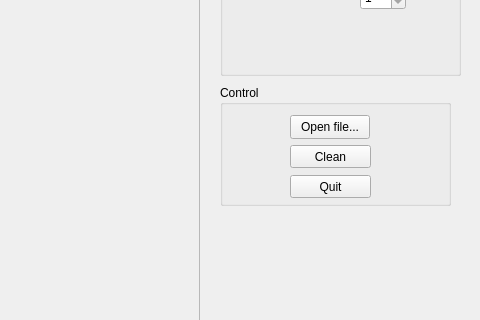
First picture: the form in mywindow.ui, repository jasienieckih/lgim8, before the edit; both pictures show x 610 to 1090 and y 245 to 565 of the 1090 by 682 pixel window.
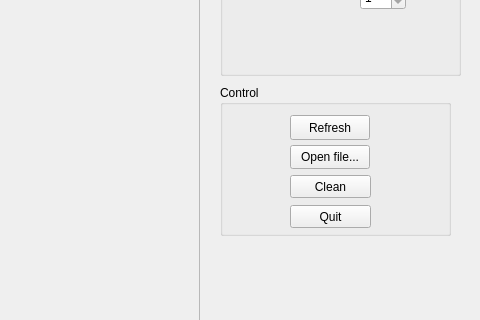
Second picture: the form after the edit.

Commit message: Add a refresh button

Patch:
```diff
--- a/mywindow.ui
+++ b/mywindow.ui
@@ -36,7 +36,7 @@
       <x>830</x>
       <y>330</y>
       <width>231</width>
-      <height>121</height>
+      <height>151</height>
      </rect>
     </property>
     <property name="title">
@@ -59,7 +59,7 @@
      <property name="geometry">
       <rect>
        <x>70</x>
-       <y>60</y>
+       <y>90</y>
        <width>81</width>
        <height>23</height>
       </rect>
@@ -72,7 +72,7 @@
      <property name="geometry">
       <rect>
        <x>70</x>
-       <y>90</y>
+       <y>120</y>
        <width>81</width>
        <height>23</height>
       </rect>
@@ -98,7 +98,7 @@
      <property name="geometry">
       <rect>
        <x>70</x>
-       <y>30</y>
+       <y>60</y>
        <width>80</width>
        <height>24</height>
       </rect>
@@ -107,6 +107,22 @@
       <string>Open file...</string>
      </property>
     </widget>
+    <widget class="QPushButton" name="refreshButton">
+     <property name="enabled">
+      <bool>true</bool>
+     </property>
+     <property name="geometry">
+      <rect>
+       <x>70</x>
+       <y>30</y>
+       <width>80</width>
+       <height>25</height>
+      </rect>
+     </property>
+     <property name="text">
+      <string>Refresh</string>
+     </property>
+    </widget>
    </widget>
    <widget class="QGroupBox" name="groupBox_2">
     <property name="geometry">
```
The commit also changes 2 other files.
